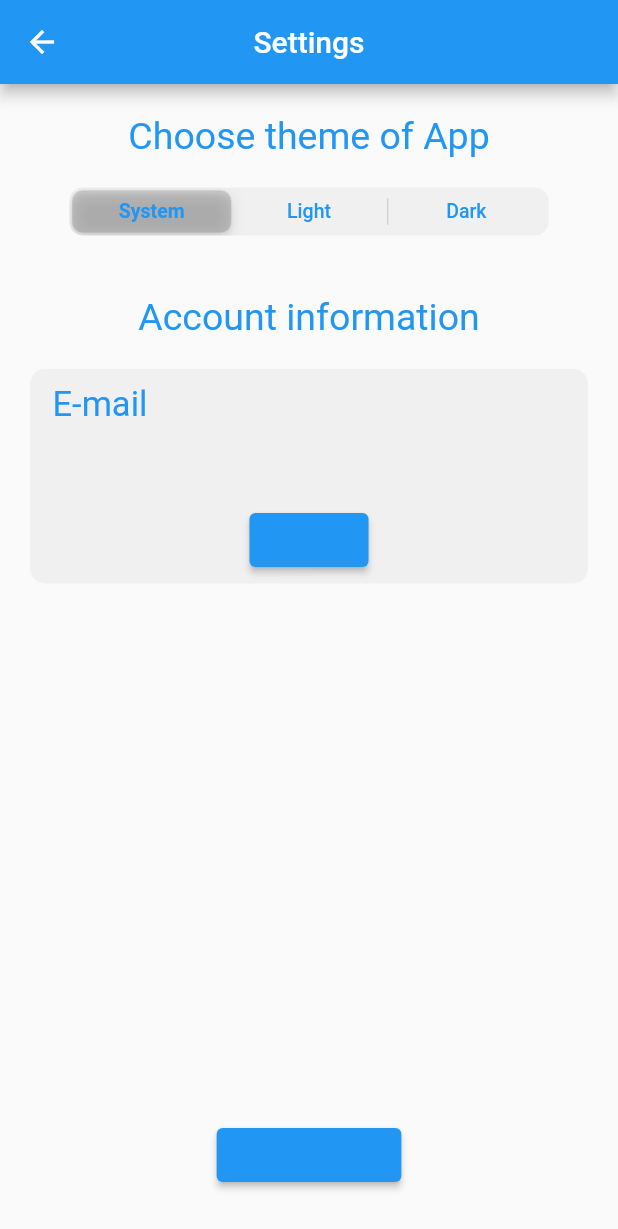
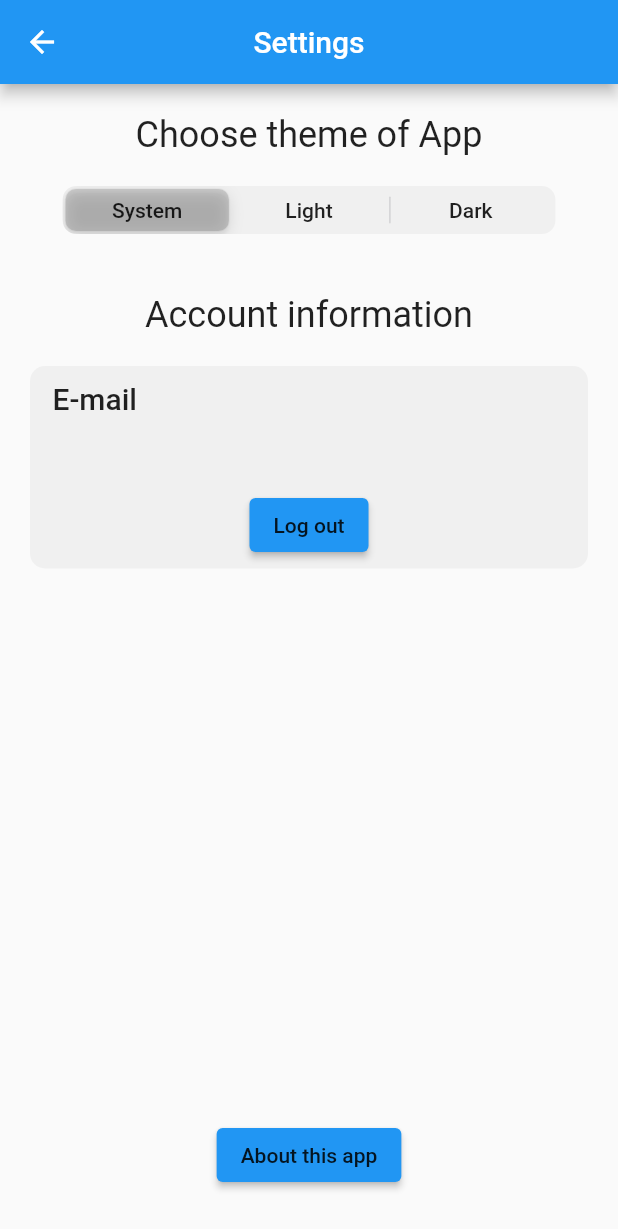
Before and after one commit to blueberry13-8/innostudy, a Flutter app: the SettingsPage screen opened directly, on a phone screen of 412 x 824 dp. Shown: the top 1229 px of the screen. Run offline on Flutter 3.47's test engine with Material 2 defaults, Android fonts, the phone set to English and light mode, and no system bars; our stand-ins replace cloud_firestore, easy_dynamic_theme, file_picker, firebase_auth, firebase_core, firebase_crashlytics and 3 more; missing offline and left inert: textfield_search, universal_html; accounts and stored records are empty; network calls fail.

Commit message:
theme improvements

```diff
--- a/lib/pages/settings_page.dart
+++ b/lib/pages/settings_page.dart
@@ -33,10 +33,11 @@ class _SettingsPageState extends State<SettingsPage> {
                   ),
                   Text(
                     'Choose theme of App',
-                    style: TextStyle(
-                      fontSize: 25,
-                      color: Theme.of(context).primaryColor,
-                    ),
+                    // style: TextStyle(
+                    //   fontSize: 25,
+                    //   color: Theme.of(context).primaryColor,
+                    // ),
+                    style: Theme.of(context).textTheme.headlineSmall,
                   ),
                   const SizedBox(
                     height: 20,
@@ -63,27 +64,30 @@ class _SettingsPageState extends State<SettingsPage> {
                         padding: const EdgeInsets.symmetric(horizontal: 20),
                         child: Text(
                           'System',
-                          style: TextStyle(
-                            color: Theme.of(context).primaryColor,
-                          ),
+                          style: Theme.of(context).textTheme.labelLarge,
+                          // style: TextStyle(
+                          //   color: Theme.of(context).primaryColor,
+                          // ),
                         ),
                       ),
                       1: Padding(
                         padding: const EdgeInsets.symmetric(horizontal: 20),
                         child: Text(
                           'Light',
-                          style: TextStyle(
-                            color: Theme.of(context).primaryColor,
-                          ),
+                          style: Theme.of(context).textTheme.labelLarge,
+                          // style: TextStyle(
+                          //   color: Theme.of(context).primaryColor,
+                          // ),
                         ),
                       ),
                       2: Padding(
                         padding: const EdgeInsets.symmetric(horizontal: 20),
                         child: Text(
                           'Dark',
-                          style: TextStyle(
-                            color: Theme.of(context).primaryColor,
-                          ),
+                          // style: TextStyle(
+                          //   color: Theme.of(context).primaryColor,
+                          // ),
+                          style: Theme.of(context).textTheme.labelLarge,
                         ),
                       ),
                     },
@@ -93,10 +97,11 @@ class _SettingsPageState extends State<SettingsPage> {
                   ),
                   Text(
                     'Account information',
-                    style: TextStyle(
-                      color: Theme.of(context).primaryColor,
-                      fontSize: 25,
-                    ),
+                    // style: TextStyle(
+                    //   color: Theme.of(context).primaryColor,
+                    //   fontSize: 25,
+                    // ),
+                    style: Theme.of(context).textTheme.headlineSmall,
                   ),
                   const SizedBox(
                     height: 20,
@@ -117,10 +122,11 @@ class _SettingsPageState extends State<SettingsPage> {
                           alignment: Alignment.centerLeft,
                           child: Text(
                             'E-mail',
-                            style: TextStyle(
-                              color: Theme.of(context).primaryColor,
-                              fontSize: 23,
-                            ),
+                            // style: TextStyle(
+                            //   color: Theme.of(context).primaryColor,
+                            //   fontSize: 23,
+                            // ),
+                            style: Theme.of(context).textTheme.titleLarge,
                           ),
                         ),
                         const SizedBox(
@@ -132,10 +138,11 @@ class _SettingsPageState extends State<SettingsPage> {
                             width: 300,
                             child: Text(
                               Consumer.data.email!,
-                              style: TextStyle(
-                                color: Theme.of(context).primaryColor,
-                                fontSize: 20,
-                              ),
+                              // style: TextStyle(
+                              //   color: Theme.of(context).primaryColor,
+                              //   fontSize: 20,
+                              // ),
+                              style: Theme.of(context).textTheme.titleMedium,
                             ),
                           ),
                         ),
@@ -149,9 +156,7 @@ class _SettingsPageState extends State<SettingsPage> {
                           },
                           child: Text(
                             'Log out',
-                            style: TextStyle(
-                              color: Theme.of(context).primaryColor,
-                            ),
+                            style: Theme.of(context).textTheme.labelLarge,
                           ),
                         ),
                       ],
@@ -173,9 +178,7 @@ class _SettingsPageState extends State<SettingsPage> {
         child: ElevatedButton(
           child: Text(
             'About this app',
-            style: TextStyle(
-              color: Theme.of(context).primaryColor,
-            ),
+            style: Theme.of(context).textTheme.labelLarge,
           ),
           onPressed: () {
             Navigator.push(
--- a/lib/widgets/explorer_list_widget.dart
+++ b/lib/widgets/explorer_list_widget.dart
@@ -58,7 +58,7 @@ class ExplorerList extends StatelessWidget {
               },
               title: Text(
                 listObjects[index].getName(),
-                style: Theme.of(context).textTheme.bodyLarge,
+                style: Theme.of(context).textTheme.titleLarge,
               ),
               leading: Icon(
                 objectIcon,
@@ -71,7 +71,7 @@ class ExplorerList extends StatelessWidget {
                         color: Theme.of(context).primaryColor,
                       ),
                       offset: const Offset(0, 50),
-                      color: Theme.of(context).backgroundColor,
+                      color: Theme.of(context).colorScheme.background,
                       elevation: 3,
                       onSelected: ((value) {
                         //Navigator.of(context).pop();
--- a/lib/widgets/pop_up_window.dart
+++ b/lib/widgets/pop_up_window.dart
@@ -34,7 +34,7 @@ class PopUpWindow extends StatelessWidget {
           description != ''
               ? Divider(
                   height: 10,
-                  color: Theme.of(context).backgroundColor,
+                  color: Theme.of(context).colorScheme.background,
                   thickness: 2,
                 )
               : const SizedBox(),
```
Also changed, not shown: lib/main.dart (+26 -18 lines), lib/pages/groups_page.dart (+24 -19 lines), lib/pages/info_page.dart (+1 -7 lines).
